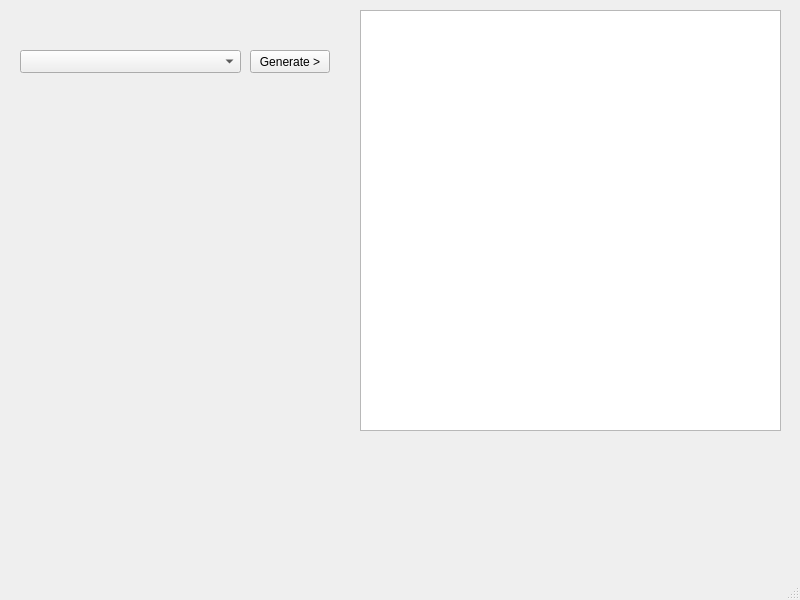
Above: mainwindow.ui from VlasenkoMykola/OOP-lab-2-Design-Patterns before the change. Below: the same form after it.
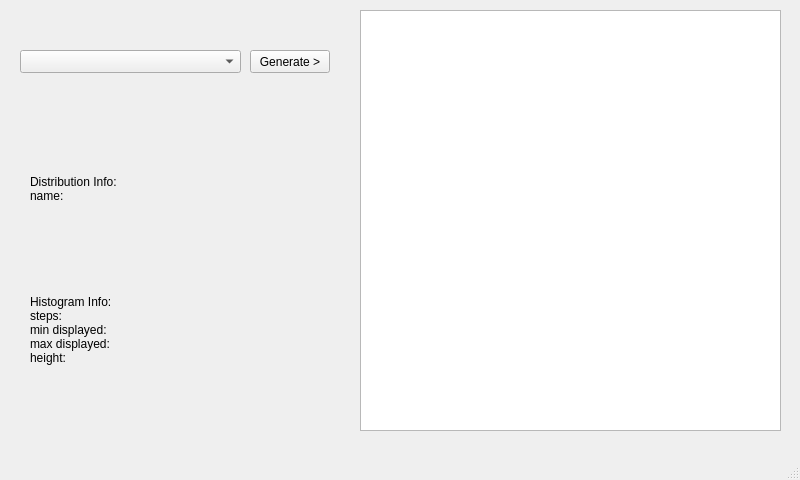
That is the form after the change.

The edit to the form file:
```diff
--- a/mainwindow.ui
+++ b/mainwindow.ui
@@ -7,7 +7,7 @@
     <x>0</x>
     <y>0</y>
     <width>800</width>
-    <height>600</height>
+    <height>480</height>
    </rect>
   </property>
   <property name="windowTitle">
@@ -47,6 +47,19 @@
      <string>Generate &gt;</string>
     </property>
    </widget>
+   <widget class="QLabel" name="infoLabel">
+    <property name="geometry">
+     <rect>
+      <x>30</x>
+      <y>120</y>
+      <width>301</width>
+      <height>301</height>
+     </rect>
+    </property>
+    <property name="text">
+     <string>&lt;html&gt;&lt;head/&gt;&lt;body&gt;&lt;p&gt;Distribution Info:&lt;br/&gt;name:&lt;/p&gt;&lt;p&gt;&lt;br/&gt;&lt;/p&gt;&lt;p&gt;&lt;br/&gt;&lt;/p&gt;&lt;p&gt;Histogram Info:&lt;br/&gt;steps:&lt;br/&gt;min displayed:&lt;br/&gt;max displayed:&lt;br/&gt;height:&lt;/p&gt;&lt;/body&gt;&lt;/html&gt;</string>
+    </property>
+   </widget>
   </widget>
   <widget class="QMenuBar" name="menubar">
    <property name="geometry">
```
